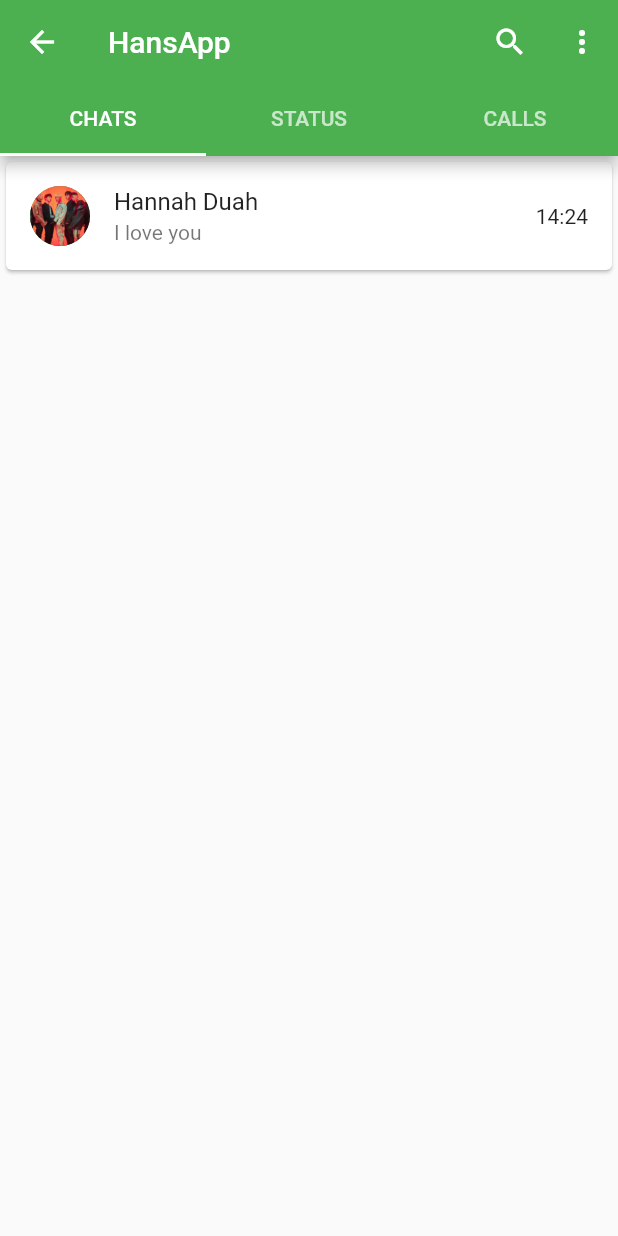
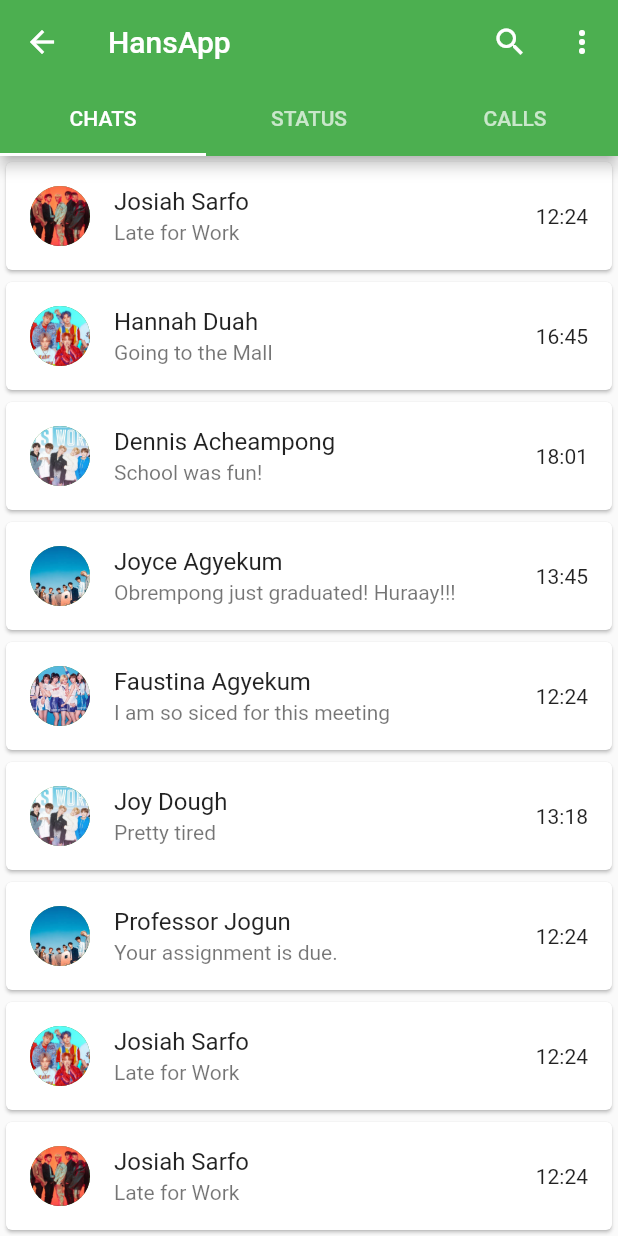
Before and after one commit to handuah/flutter-whatsapp-clone, a Flutter app: the MainPage screen opened by its route, on a phone screen of 412 x 824 dp. Run offline on Flutter 3.47's test engine with Material 2 defaults, Android fonts, the phone set to English and light mode, and no system bars.

Commit message:
Commit 5: Created a Card Widget to handle multiple user message list

```diff
--- /dev/null
+++ b/lib/screens/chats.dart
@@ -0,0 +1,10 @@
+import 'package:flutter/material.dart';
+
+class Chats  extends StatelessWidget {
+  @override
+  Widget build(BuildContext context) {
+    return Container(
+      child: Center(child: Text('Chat Screen'),)
+    );
+  }
+}
--- a/lib/screens/main_page.dart
+++ b/lib/screens/main_page.dart
@@ -1,7 +1,24 @@
 import 'package:flutter/material.dart';
 import 'package:flutter/rendering.dart';
+import 'chats.dart';
 
 class MainPage extends StatelessWidget {
+
+  Card myChatSummary(String imagePath, String userName, String recentText, String timeOfMessage){
+
+    return  Card(
+
+          child: ListTile(
+          leading: CircleAvatar(
+          backgroundImage: AssetImage(imagePath),
+          ),
+        title: Text(userName),
+        subtitle: Text(recentText),
+        trailing: Text(timeOfMessage),
+        ),
+        );
+
+  }
   @override
   Widget build(BuildContext context) {
     return DefaultTabController(
@@ -34,16 +51,15 @@ class MainPage extends StatelessWidget {
            ListView(
              scrollDirection: Axis.vertical,
              children: <Widget>[
-               Card(
-                 child: ListTile(
-                   leading: CircleAvatar(
-                    backgroundImage: AssetImage('assets/images/image1.jpg'),
-                    ),
-                  title: Text('Hannah Duah'),
-                  subtitle: Text('I love you'),
-                  trailing: Text("14:24"),
-                 ),
-                ),
+               myChatSummary('assets/images/image1.jpg', 'Josiah Sarfo', 'Late for Work', '12:24'),
+               myChatSummary('assets/images/image2.jpg', 'Hannah Duah', 'Going to the Mall', '16:45'),
+               myChatSummary('assets/images/image0.jpg', 'Dennis Acheampong', 'School was fun!', '18:01'),
+               myChatSummary('assets/images/image4.jpg', 'Joyce Agyekum', 'Obrempong just graduated! Huraay!!!', '13:45'),
+               myChatSummary('assets/images/image5.jpg', 'Faustina Agyekum', 'I am so siced for this meeting', '12:24'),
+               myChatSummary('assets/images/image0.jpg', 'Joy Dough', 'Pretty tired', '13:18'),
+               myChatSummary('assets/images/image4.jpg', 'Professor Jogun', 'Your assignment is due.', '12:24'),
+               myChatSummary('assets/images/image2.jpg', 'Josiah Sarfo', 'Late for Work', '12:24'),
+               myChatSummary('assets/images/image1.jpg', 'Josiah Sarfo', 'Late for Work', '12:24'),
              ],
            ),
            ListView(
```
Also changed, not shown: 1 other file.
